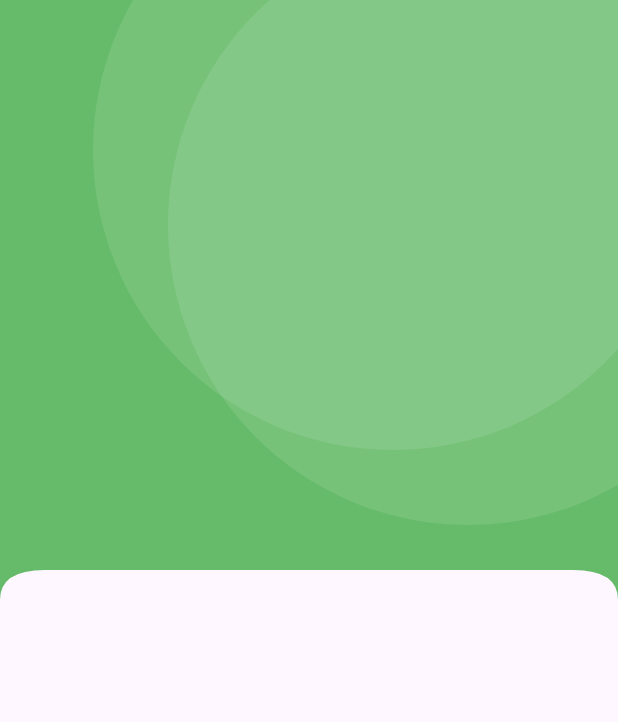
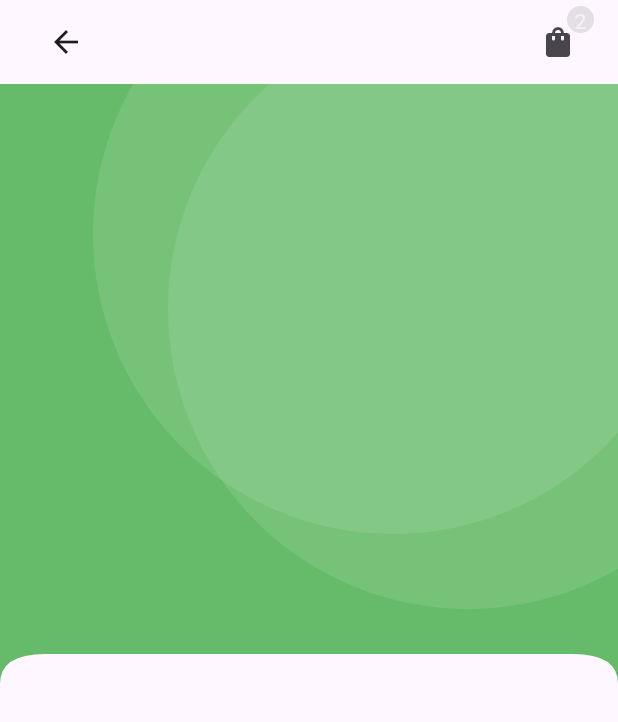
Before and after one commit to mhdaslamp/Scrapify, a Flutter app: the Homepage screen opened by its route, on a phone screen of 412 x 824 dp. Shown: the top 722 px of the screen. Run offline on Flutter 3.47's test engine with Material 3 defaults, Android fonts, the phone set to English and light mode, and no system bars; our stand-ins replace flutter_svg.

Commit message:
add appbar

```diff
--- a/lib/src/pages/homepage.dart
+++ b/lib/src/pages/homepage.dart
@@ -1,4 +1,5 @@
 import 'package:flutter/material.dart';
+import 'package:scrapify/src/widgets/appbar.dart';
 import 'package:scrapify/src/widgets/circularcontainer.dart';
 import 'package:scrapify/src/widgets/curvededge.dart';
 
@@ -13,11 +14,38 @@ class _HomepageState extends State<Homepage> {
   @override
   Widget build(BuildContext context) {
     return Scaffold(
+      appBar: Appbar(
+        title: Column(
+          children: [
+            Text("Name", style: TextStyle(color: Colors.grey.shade300))
+          ],
+        ),
+        actions: [
+          Stack(
+            children: [
+              IconButton(onPressed: () {}, icon: Icon(Icons.shopping_bag)),
+              Positioned(right: 0,
+                child: Container(
+                  width: 18,
+                  height: 18,
+                  decoration: BoxDecoration(
+                    color: const Color.fromARGB(255, 0, 0, 0).withOpacity(0.1) ,
+                    borderRadius: BorderRadius.circular(100)
+                  ),
+                  child: Center(
+                    child: Text("2",style: TextStyle(color:Colors.white60),),
+                  ),
+                ),
+              )
+            ],
+          )
+        ],
+      ),
       body: SingleChildScrollView(
         child: Column(
           children: [
             ClipPath(
-              clipper:CustomCurvedEdge() ,
+              clipper: CustomCurvedEdge(),
               child: Container(
                 color: Colors.green.shade400,
                 padding: EdgeInsets.all(0),
@@ -32,15 +60,13 @@ class _HomepageState extends State<Homepage> {
                           background: Colors.white70.withOpacity(0.1),
                         ),
                       ),
-
-                        Positioned(
+                      Positioned(
                         top: -100,
                         right: -50,
                         child: CircularContainer(
                           background: Colors.white70.withOpacity(0.1),
                         ),
                       ),
-
                     ],
                   ),
                 ),
--- /dev/null
+++ b/lib/src/widgets/appbar.dart
@@ -0,0 +1,42 @@
+import 'package:flutter/material.dart';
+
+class Appbar extends StatelessWidget implements PreferredSizeWidget {
+  const Appbar(
+      {super.key,
+      this.title,
+      this.showBackArrow = true,
+      this.leadingIcon,
+      this.actions,
+      this.leadingOnPressed});
+
+  final Widget? title;
+  final bool? showBackArrow;
+  final IconData? leadingIcon;
+  final List<Widget>? actions;
+  final VoidCallback? leadingOnPressed;
+
+  @override
+  Widget build(BuildContext context) {
+    // TODO: implement build
+    return Padding(
+      padding: EdgeInsets.symmetric(
+          horizontal: 16.0), // Replace with actual value or variable
+      child: AppBar(
+        automaticallyImplyLeading: false,
+        leading: showBackArrow == true
+            ? IconButton(
+                onPressed: () => leadingOnPressed, icon: Icon(Icons.arrow_back))
+            : leadingIcon != null
+                ? IconButton(
+                    onPressed: () => leadingOnPressed,
+                    icon: Icon(Icons.arrow_left))
+                : null,
+
+                actions: actions,
+      ),
+    );
+  }
+
+  @override
+  Size get preferredSize => Size.fromHeight(kToolbarHeight);
+}
```
